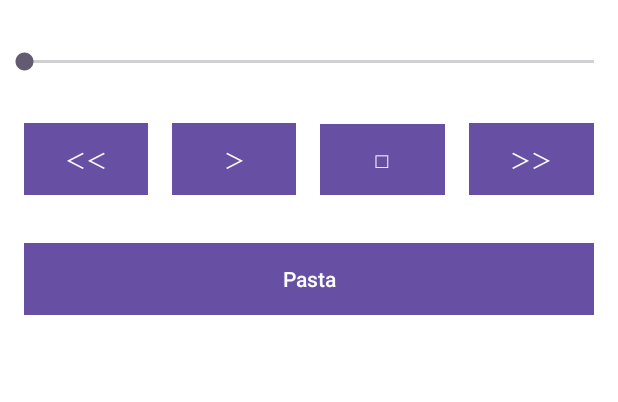
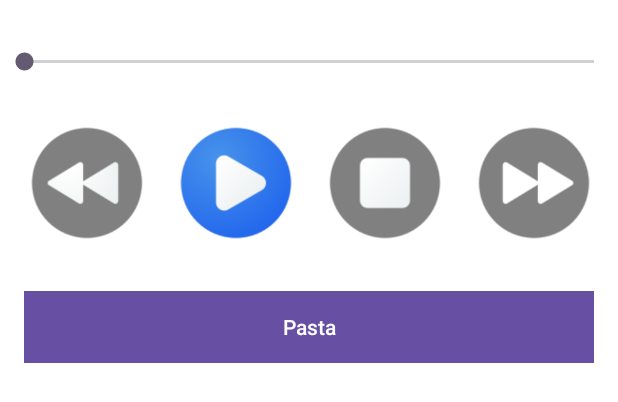
Before and after one commit to katsu0511/pasta_android, an Android app: the layout activity_main.xml on its own in the app's theme, with its tools: preview values and no code run, on a phone screen of 412 x 824 dp. Shown: the top 402 px of the screen. Run offline under Robolectric (Android 15) with nearby library versions, the phone set to English and light mode, and no system bars.

Commit message:
ボタンを画像に変更

```diff
--- a/app/src/main/res/layout/activity_main.xml
+++ b/app/src/main/res/layout/activity_main.xml
@@ -31,45 +31,40 @@
             android:layout_marginTop="32dp"
             android:orientation="horizontal">
 
-            <Button
+            <ImageButton
                 android:id="@+id/rewind"
-                android:layout_width="0dp"
-                android:layout_height="wrap_content"
-                android:layout_marginStart="16dp"
-                android:layout_marginEnd="8dp"
-                android:layout_weight="1"
-                android:background="@drawable/button_background"
-                android:text="@string/rewind" />
+                android:layout_width="80dp"
+                android:layout_height="80dp"
+                android:layout_marginStart="18dp"
+                android:layout_marginEnd="10dp"
+                android:enabled="false"
+                android:background="@raw/invalid_backward" />
 
-            <Button
+            <ImageButton
                 android:id="@+id/play"
-                android:layout_width="0dp"
-                android:layout_height="wrap_content"
-                android:layout_marginStart="8dp"
-                android:layout_marginEnd="8dp"
-                android:layout_weight="1"
-                android:background="@drawable/button_background"
-                android:text="@string/play" />
+                android:layout_width="80dp"
+                android:layout_height="80dp"
+                android:layout_marginStart="9dp"
+                android:layout_marginEnd="10dp"
+                android:background="@raw/play" />
 
-            <Button
+            <ImageButton
                 android:id="@+id/stop"
-                android:layout_width="0dp"
-                android:layout_height="wrap_content"
-                android:layout_marginStart="8dp"
-                android:layout_marginEnd="8dp"
-                android:layout_weight="1"
-                android:background="@drawable/button_background"
-                android:text="@string/stop" />
+                android:layout_width="80dp"
+                android:layout_height="80dp"
+                android:layout_marginStart="9dp"
+                android:layout_marginEnd="9dp"
+                android:enabled="false"
+                android:background="@raw/invalid_stop" />
 
-            <Button
+            <ImageButton
                 android:id="@+id/forward"
-                android:layout_width="0dp"
-                android:layout_height="wrap_content"
-                android:layout_marginStart="8dp"
-                android:layout_marginEnd="16dp"
-                android:layout_weight="1"
-                android:background="@drawable/button_background"
-                android:text="@string/forward" />
+                android:layout_width="80dp"
+                android:layout_height="80dp"
+                android:layout_marginStart="10dp"
+                android:layout_marginEnd="18dp"
+                android:enabled="false"
+                android:background="@raw/invalid_forward" />
 
         </LinearLayout>
 
--- a/app/src/main/res/values/strings.xml
+++ b/app/src/main/res/values/strings.xml
@@ -1,8 +1,3 @@
 <resources>
     <string name="app_name">Pasta</string>
-    <string name="rewind">＜＜</string>
-    <string name="play">＞</string>
-    <string name="pause">||</string>
-    <string name="stop">□</string>
-    <string name="forward">＞＞</string>
 </resources>
```
Also changed, not shown: app/src/main/res/raw/backward.png (added), app/src/main/res/raw/forward.png (added), app/src/main/res/raw/invalid_backward.png (added), app/src/main/res/raw/invalid_forward.png (added), app/src/main/res/raw/invalid_stop.png (added), app/src/main/res/raw/pause.png (added), app/src/main/res/raw/play.png (added), app/src/main/res/raw/stop.png (added).
